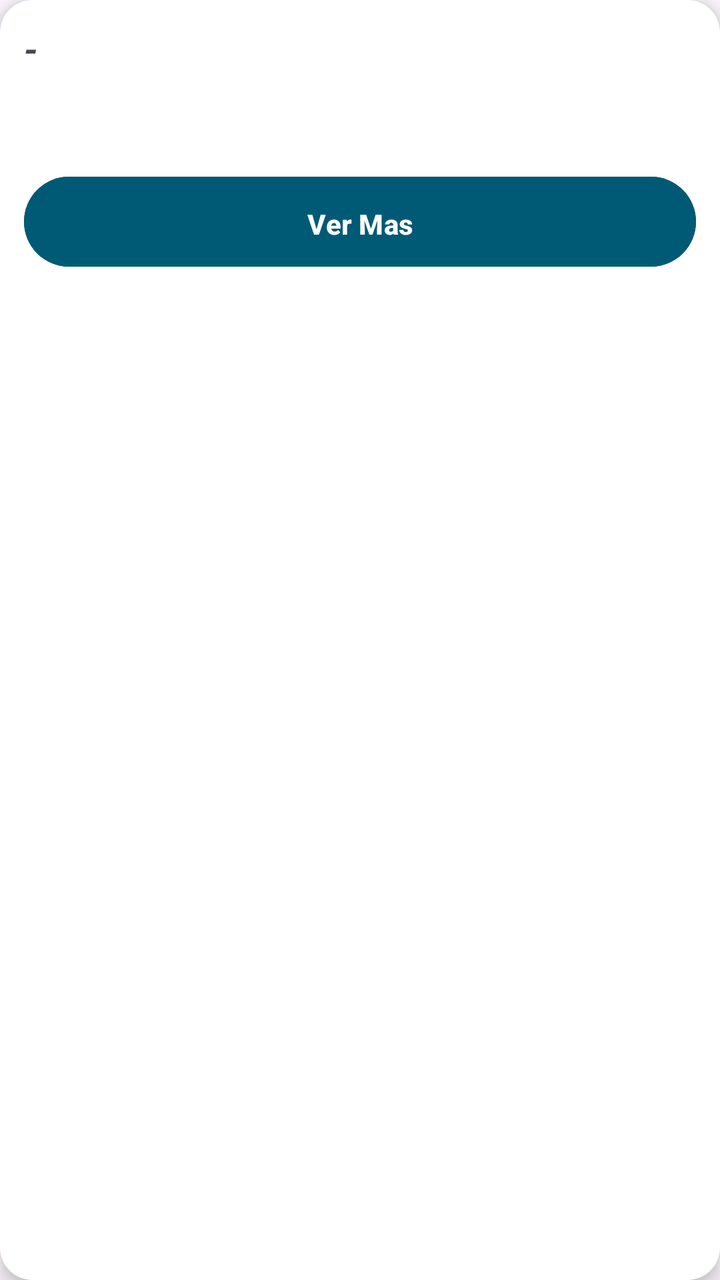
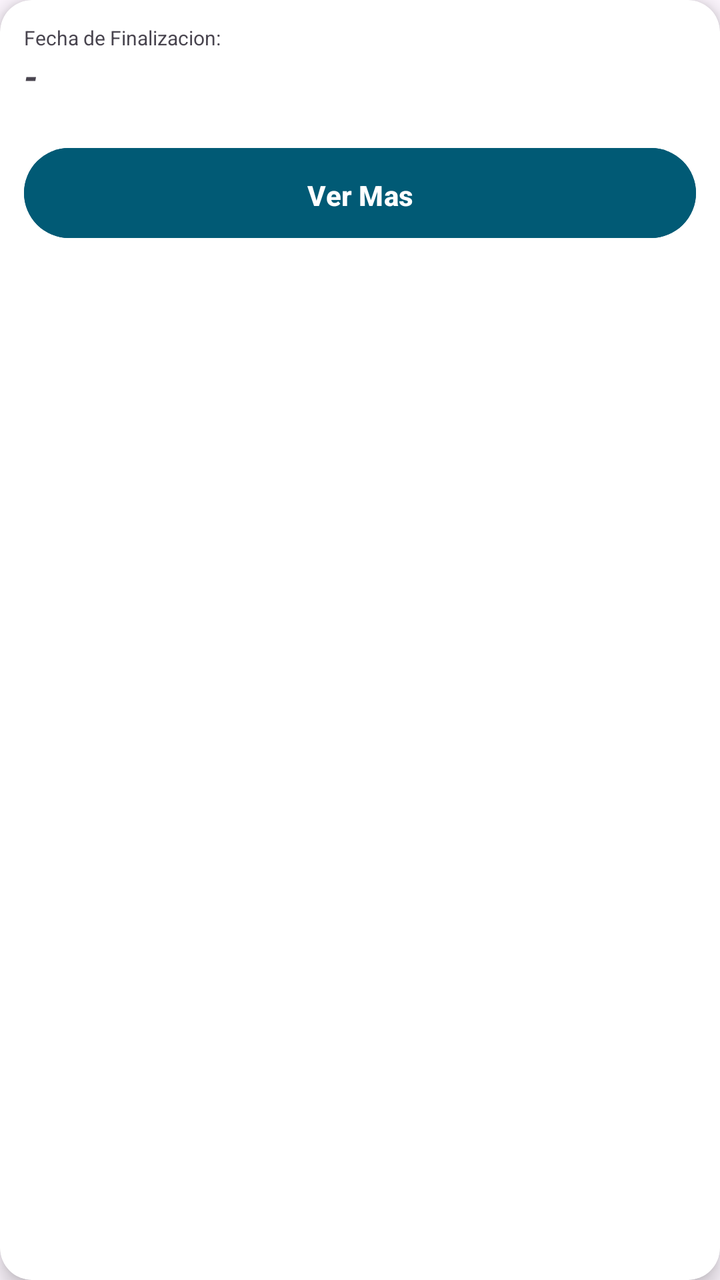

An Android layout rendered at two revisions. The XML below is the earlier revision; the diff shows what the commit changed to produce the second picture.
<!-- AndroidManifest.xml: application theme Theme.MobilesVC -->
<!-- res/layout/card_receta.xml -->
<?xml version="1.0" encoding="utf-8"?>
<androidx.cardview.widget.CardView xmlns:android="http://schemas.android.com/apk/res/android"
    xmlns:app="http://schemas.android.com/apk/res-auto"
    android:layout_width="match_parent"
    android:layout_height="wrap_content"
    android:layout_margin="8dp"
    app:cardBackgroundColor="@color/white"
    app:cardCornerRadius="16dp"
    app:cardElevation="6dp">

    <LinearLayout
        android:layout_width="match_parent"
        android:layout_height="149dp"
        android:orientation="vertical"
        android:padding="12dp">

        <TextView
            android:id="@+id/vFechaCard"
            android:layout_width="wrap_content"
            android:layout_height="wrap_content"
            android:text="-"
            android:textSize="18sp"
            android:textStyle="bold|italic" />

        <Button
            android:id="@+id/vToReceta"
            android:layout_width="match_parent"
            android:layout_height="53dp"
            android:layout_marginTop="48dp"
            android:layout_marginBottom="108dp"
            android:backgroundTint="#015A75"
            android:paddingVertical="14dp"
            android:text="Ver Mas"
            android:textStyle="bold"
            app:layout_constraintBottom_toBottomOf="parent"
            app:layout_constraintEnd_toEndOf="parent"
            app:layout_constraintHorizontal_bias="0.243"
            app:layout_constraintStart_toStartOf="parent"
            app:layout_constraintTop_toBottomOf="@+id/etClave" />

    </LinearLayout>

</androidx.cardview.widget.CardView>
<!-- resources referenced by this layout -->
<resources>
  <color name="white">#FFFFFFFF</color>
  <style name="Theme.MobilesVC" parent="Base.Theme.MobilesVC" />
  <style name="Base.Theme.MobilesVC" parent="Theme.Material3.DayNight.NoActionBar">
          
          
      </style>
</resources>

<!-- the commit's change to res/layout/card_receta.xml (unified diff, before → after) -->
@@ -15,6 +15,13 @@
         android:padding="12dp">
 
         <TextView
+            android:id="@+id/textView15"
+            android:layout_width="match_parent"
+            android:layout_height="wrap_content"
+            android:text="Fecha de Finalizacion:"
+            android:textSize="10sp" />
+
+        <TextView
             android:id="@+id/vFechaCard"
             android:layout_width="wrap_content"
             android:layout_height="wrap_content"
@@ -26,8 +33,7 @@
             android:id="@+id/vToReceta"
             android:layout_width="match_parent"
             android:layout_height="53dp"
-            android:layout_marginTop="48dp"
-            android:layout_marginBottom="108dp"
+            android:layout_marginTop="20dp"
             android:backgroundTint="#015A75"
             android:paddingVertical="14dp"
             android:text="Ver Mas"
